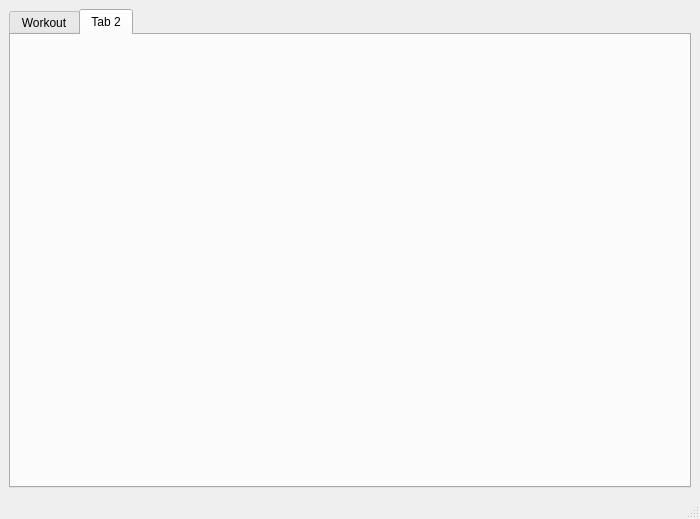
First picture: the form in training-diary/mainwindow.ui, repository userDymon/training-diary, before the edit.
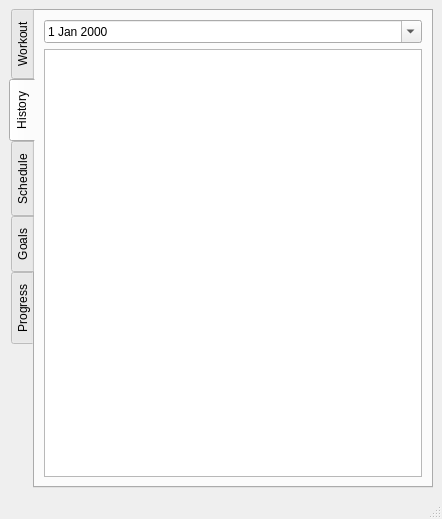
Second picture: the form after the edit. The open tabs and pages were chosen to show the change.

What changed in the file:
```diff
--- a/training-diary/mainwindow.ui
+++ b/training-diary/mainwindow.ui
@@ -6,7 +6,7 @@
    <rect>
     <x>0</x>
     <y>0</y>
-    <width>700</width>
+    <width>442</width>
     <height>519</height>
    </rect>
   </property>
@@ -14,9 +14,12 @@
    <string>MainWindow</string>
   </property>
   <widget class="QWidget" name="centralwidget">
-   <layout class="QVBoxLayout" name="verticalLayout">
+   <layout class="QHBoxLayout" name="horizontalLayout">
     <item>
      <widget class="QTabWidget" name="tabWidget">
+      <property name="tabPosition">
+       <enum>QTabWidget::West</enum>
+      </property>
       <property name="currentIndex">
        <number>0</number>
       </property>
@@ -43,7 +46,35 @@
       </widget>
       <widget class="QWidget" name="tab_2">
        <attribute name="title">
-        <string>Tab 2</string>
+        <string>History</string>
+       </attribute>
+       <layout class="QVBoxLayout" name="verticalLayout">
+        <item>
+         <widget class="QDateEdit" name="dateEdit">
+          <property name="calendarPopup">
+           <bool>true</bool>
+          </property>
+         </widget>
+        </item>
+        <item>
+         <widget class="QTableView" name="historyTableView"/>
+        </item>
+       </layout>
+      </widget>
+      <widget class="QWidget" name="scheduleTab">
+       <attribute name="title">
+        <string>Schedule</string>
+       </attribute>
+       <layout class="QVBoxLayout" name="verticalLayout_4"/>
+      </widget>
+      <widget class="QWidget" name="goalsTab">
+       <attribute name="title">
+        <string>Goals</string>
+       </attribute>
+      </widget>
+      <widget class="QWidget" name="progressTab">
+       <attribute name="title">
+        <string>Progress</string>
        </attribute>
       </widget>
      </widget>
```
Left out of the diff: 8 changed lines with no effect on the pictures.
